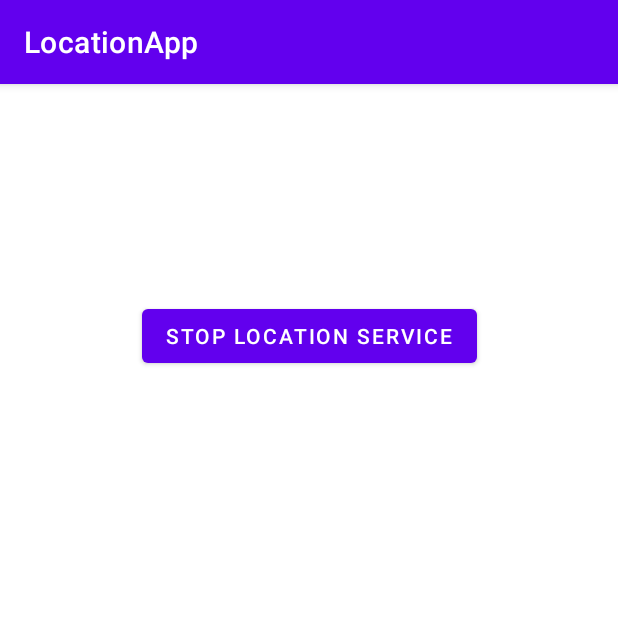
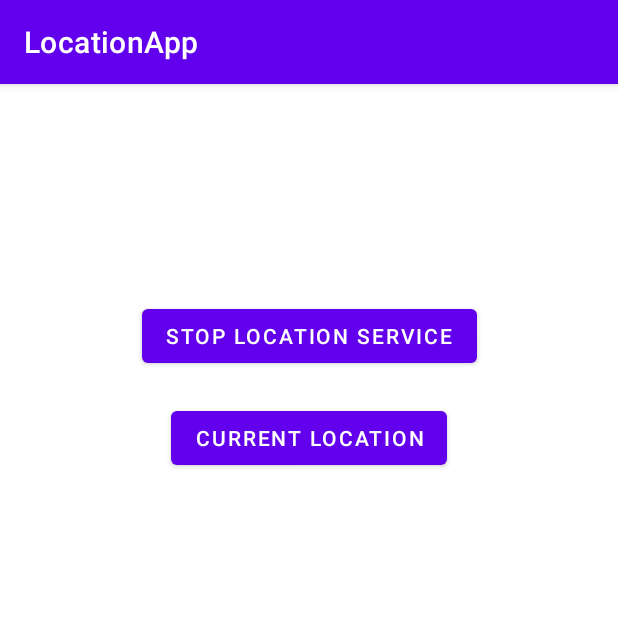
Before and after one commit to PriyanthaFdo/LocationApp, an Android app: the screen it shows after launch (MainActivity), after a tap on "START LOCATION SERVICE", on a phone screen of 412 x 824 dp, the top half of it. Run offline under Robolectric (Android 15) with nearby library versions, the light colour scheme and no system bars.

Commit message:
add getCurrentLocation option, refactored constants to separate file

```diff
--- a/app/src/main/java/com/example/locationapp/Constants.java
+++ b/app/src/main/java/com/example/locationapp/Constants.java
@@ -1,14 +1,18 @@
 package com.example.locationapp;
 
-public class Constants{
+public final class Constants{
     public static final int LOCATION_UPDATE_TIME_INTERVAL = 5000; //milliseconds
     public static final int LOCATION_UPDATE_DISTANCE_INTERVAL = 50; //meters
-    public static final boolean KEEP_SCREEN_ON = true;
+    public static final boolean KEEP_SCREEN_ON = false;
     public static final boolean CREATE_TOAST_MSG = true;
 
-
+    public static final int NOTIFICATION_ID = 1;
     public static final String CHANNEL_ID = "Foreground location service";
     public static final String SERVICE_TITLE = "LocationApp Location Service";
     public static final String SERVICE_NOTIFICATION_CONTENT = "Location Service is active";
-    public static final int NOTIFICATION_ID = 1;
+
+    public enum RequestType {
+        CURRENT_LOCATION,
+        CONTINUOUS_LOCATION
+    }
 }
--- a/app/src/main/java/com/example/locationapp/MainActivity.java
+++ b/app/src/main/java/com/example/locationapp/MainActivity.java
@@ -1,5 +1,4 @@
 package com.example.locationapp;
-
 
 import static com.example.locationapp.Constants.*;
 
@@ -34,15 +33,15 @@ import com.google.android.gms.tasks.Task;
 
 import java.util.List;
 
-/*
-* Created by Priyantha by viewing Youtube video
-* https://www.youtube.com/watch?v=mbQd6frpC3g
-* */
+/// Created by Priyantha Fernando. Last Updated 07-03-2023
 
 public class MainActivity extends AppCompatActivity {
     private Intent intent;
     private LocationManager locationManager;
     private LocationRequest locationRequest;
+
+    private RequestType requestType;
+    private CurrentLocation currentLocation;
 
     private Button btn_startStop;
 
@@ -55,9 +54,12 @@ public class MainActivity extends AppCompatActivity {
             getWindow().addFlags(WindowManager.LayoutParams.FLAG_KEEP_SCREEN_ON);
         }
 
+        currentLocation = new CurrentLocation();
+
+        Button btn_currentLocation = findViewById(R.id.btn_currentLocation);
         btn_startStop = findViewById(R.id.btn_startStop);
+
         intent = new Intent(MainActivity.this, LocationService.class);
-
         locationRequest = new LocationRequest.Builder(
                 Priority.PRIORITY_HIGH_ACCURACY,
                 LOCATION_UPDATE_TIME_INTERVAL)
@@ -71,26 +73,33 @@ public class MainActivity extends AppCompatActivity {
         }
 
         btn_startStop.setOnClickListener(v -> {
+            requestType = RequestType.CONTINUOUS_LOCATION;
+
             if(!isLocationServiceRunning()){
                 checkPermissions();
             } else {
                 stopLocationService();
             }
         });
+
+        btn_currentLocation.setOnClickListener(v -> {
+            requestType = RequestType.CURRENT_LOCATION;
+            checkPermissions();
+        });
     }
 
 
-    public void startLocationService(){
+    private void startLocationService(){
         btn_startStop.setText(R.string.stop_location_service);
         startService(intent);
     }
 
-    public void stopLocationService(){
+    private void stopLocationService(){
         stopService(intent);
         btn_startStop.setText(R.string.start_location_service);
     }
 
-    public boolean isLocationServiceRunning() {
+    private boolean isLocationServiceRunning() {
         ActivityManager manager = (ActivityManager) this.getSystemService(Context.ACTIVITY_SERVICE);
         if (manager != null) {
             List<ActivityManager.RunningServiceInfo> runningServices = manager.getRunningServices(Integer.MAX_VALUE);
@@ -105,16 +114,17 @@ public class MainActivity extends AppCompatActivity {
         return false;
     }
 
+    private void checkPermissions() {
+        boolean isAllPermissionsGranted = false;
 
-    private void checkPermissions() {
         if (isLocationAllowed()) {
             if (isGpsEnabled()) {
                 intent.putExtra("locationRequest", locationRequest);
                 if(Build.VERSION.SDK_INT < Build.VERSION_CODES.Q) {
-                    startLocationService();
+                    isAllPermissionsGranted = true;
                 } else {
                     if(isBackgroundLocationAllowed()) {
-                        startLocationService();
+                        isAllPermissionsGranted = true;
                     } else {
                         requestBackgroundLocationPermission();
                     }
@@ -124,6 +134,13 @@ public class MainActivity extends AppCompatActivity {
             }
         } else {
             requestLocationPermission();
+        }
+
+        if(isAllPermissionsGranted){
+            if(requestType == RequestType.CONTINUOUS_LOCATION)
+                startLocationService();
+            else if(requestType == RequestType.CURRENT_LOCATION)
+                currentLocation.getCurrentLocation(this, locationRequest);
         }
     }
 
--- a/app/src/main/res/layout/activity_main.xml
+++ b/app/src/main/res/layout/activity_main.xml
@@ -18,26 +18,17 @@
         app:layout_constraintTop_toTopOf="parent"
         app:layout_constraintVertical_bias="0.2" />
 
-    <ScrollView
+    <Button
+        android:id="@+id/btn_currentLocation"
         android:layout_width="wrap_content"
         android:layout_height="wrap_content"
         android:layout_marginTop="20dp"
+        android:text="@string/current_location"
         app:layout_constraintBottom_toBottomOf="parent"
         app:layout_constraintEnd_toEndOf="parent"
+        app:layout_constraintHorizontal_bias="0.5"
         app:layout_constraintStart_toStartOf="parent"
         app:layout_constraintTop_toBottomOf="@+id/btn_startStop"
-        app:layout_constraintVertical_bias="0.0">
-
-        <LinearLayout
-            android:layout_width="wrap_content"
-            android:layout_height="wrap_content"
-            android:orientation="vertical">
-
-            <TextView
-                android:id="@+id/txt_locationResult"
-                android:layout_width="wrap_content"
-                android:layout_height="wrap_content" />
-        </LinearLayout>
-    </ScrollView>
+        app:layout_constraintVertical_bias="0.0" />
 
 </androidx.constraintlayout.widget.ConstraintLayout>
--- a/app/src/main/res/values/strings.xml
+++ b/app/src/main/res/values/strings.xml
@@ -6,4 +6,5 @@
     <string name="get_location">Get Location</string>
     <string name="start_location_service">Start Location Service</string>
     <string name="stop_location_service">Stop Location Service</string>
+    <string name="current_location">Current Location</string>
 </resources>
```
Also changed, not shown: app/src/main/java/com/example/locationapp/CurrentLocation.java (added, +50 -0 lines), app/src/main/java/com/example/locationapp/LocationService.java (+8 -11 lines).
